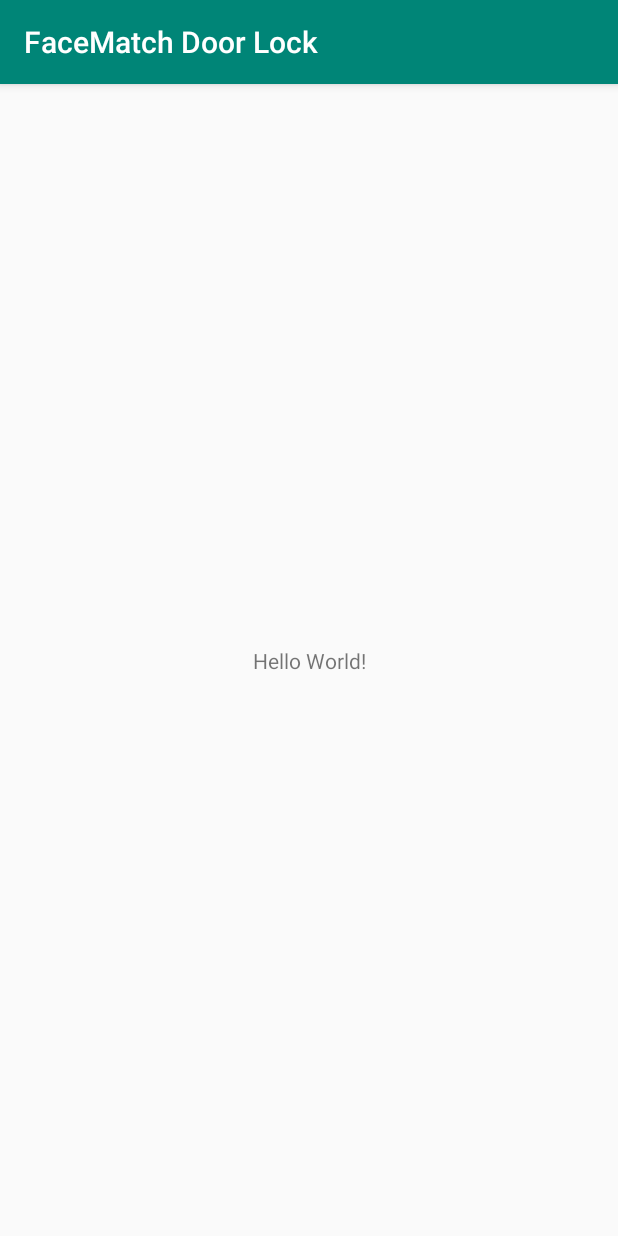
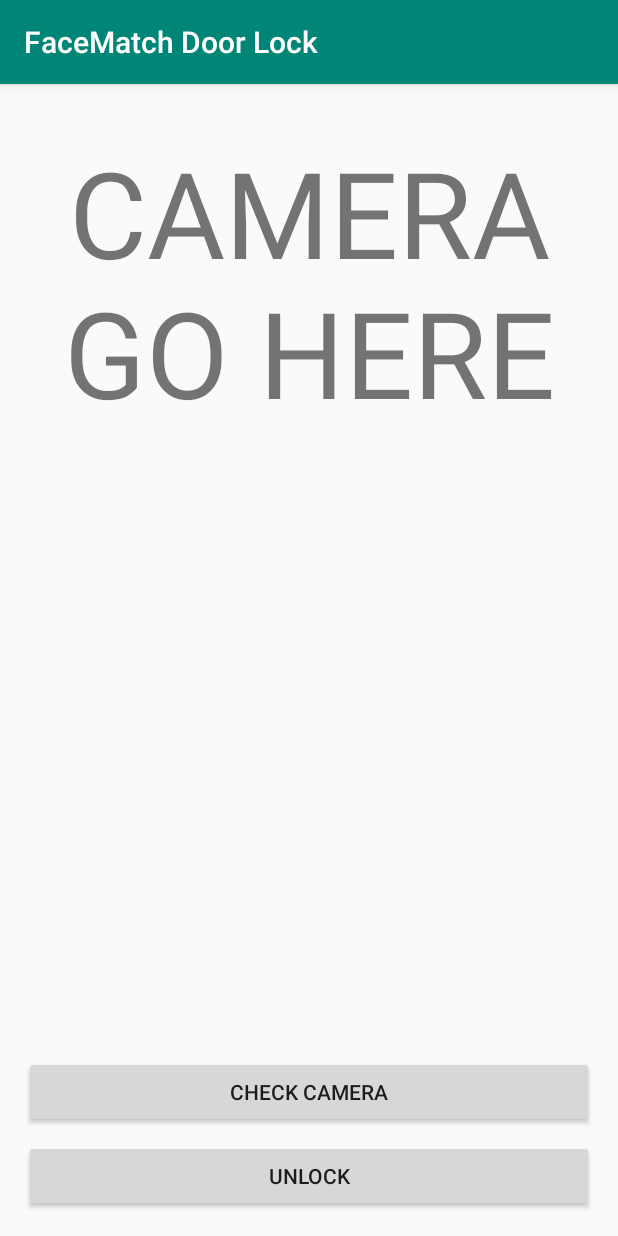
Before and after one commit to albero94/20_mystery-men, an Android app: the screen it shows after launch (MainActivity), on a phone screen of 412 x 824 dp. Run offline under Robolectric (Android 15) with nearby library versions, the light colour scheme and no system bars; libraries missing offline, so code that uses them is left out: org.jetbrains.anko.

Commit message:
basic app communication with pi

```diff
--- a/android/app/build.gradle
+++ b/android/app/build.gradle
@@ -32,4 +32,6 @@ dependencies {
     testImplementation 'junit:junit:4.12'
     androidTestImplementation 'androidx.test.ext:junit:1.1.0'
     androidTestImplementation 'androidx.test.espresso:espresso-core:3.1.1'
+    implementation 'com.squareup.okhttp3:okhttp:4.1.0'
+    implementation 'org.jetbrains.anko:anko-common:0.9'
 }
--- a/android/app/src/main/AndroidManifest.xml
+++ b/android/app/src/main/AndroidManifest.xml
@@ -1,6 +1,7 @@
 <?xml version="1.0" encoding="utf-8"?>
 <manifest xmlns:android="http://schemas.android.com/apk/res/android"
     package="com.example.facematchdoorlock">
+    <uses-permission android:name="android.permission.INTERNET" />
 
     <application
         android:allowBackup="true"
@@ -8,7 +9,9 @@
         android:label="@string/app_name"
         android:roundIcon="@mipmap/ic_launcher_round"
         android:supportsRtl="true"
-        android:theme="@style/AppTheme">
+        android:theme="@style/AppTheme"
+        android:usesCleartextTraffic="true">
+
         <activity android:name=".MainActivity">
             <intent-filter>
                 <action android:name="android.intent.action.MAIN" />
--- /dev/null
+++ b/android/app/src/main/java/com/example/facematchdoorlock/APImanager.kt
@@ -0,0 +1,18 @@
+package com.example.facematchdoorlock
+
+import java.util.concurrent.TimeUnit
+import okhttp3.OkHttpClient
+
+class APImanager{
+    public val okHttpClient: OkHttpClient
+
+    init {
+        val builder = OkHttpClient.Builder()
+
+        builder.connectTimeout(15, TimeUnit.SECONDS)
+        builder.readTimeout(15, TimeUnit.SECONDS)
+        builder.writeTimeout(15, TimeUnit.SECONDS)
+
+        okHttpClient = builder.build()
+    }
+}
--- a/android/app/src/main/java/com/example/facematchdoorlock/MainActivity.kt
+++ b/android/app/src/main/java/com/example/facematchdoorlock/MainActivity.kt
@@ -2,11 +2,46 @@ package com.example.facematchdoorlock
 
 import androidx.appcompat.app.AppCompatActivity
 import android.os.Bundle
+import android.view.View
+import android.widget.Button
+import android.widget.Toast
+import okhttp3.Request
+import org.jetbrains.anko.doAsync
 
 class MainActivity : AppCompatActivity() {
+
+    lateinit var unlockButton: Button
+
+    lateinit var checkButton: Button
 
     override fun onCreate(savedInstanceState: Bundle?) {
         super.onCreate(savedInstanceState)
         setContentView(R.layout.activity_main)
+
+        unlockButton = findViewById(R.id.unlockButton)
+        checkButton = findViewById(R.id.checkButton)
+        val manager = APImanager()
+
+        unlockButton.setOnClickListener { view: View ->
+            val request = Request.Builder()
+                .url("http://192.168.86.41:5002/unlock")
+                .build()
+            doAsync {
+                val response = manager.okHttpClient.newCall(request).execute()
+                //val message = response.isSuccessful.toString()
+                runOnUiThread{Toast.makeText(this@MainActivity, response.toString(), Toast.LENGTH_LONG).show()}
+            }
+        }
+
+        checkButton.setOnClickListener { view: View ->
+            val request = Request.Builder()
+                .url("http://192.168.86.41:5002/checkdoor")
+                .build()
+            doAsync {
+                val response = manager.okHttpClient.newCall(request).execute()
+                //val message = response.isSuccessful.toString()
+                runOnUiThread{Toast.makeText(this@MainActivity, response.toString(), Toast.LENGTH_LONG).show()}
+            }
+        }
     }
 }
--- a/android/app/src/main/res/layout/activity_main.xml
+++ b/android/app/src/main/res/layout/activity_main.xml
@@ -6,13 +6,41 @@
     android:layout_height="match_parent"
     tools:context=".MainActivity">
 
+    <Button
+        android:id="@+id/unlockButton"
+        android:layout_width="0dp"
+        android:layout_height="wrap_content"
+        android:layout_marginStart="16dp"
+        android:layout_marginEnd="16dp"
+        android:layout_marginBottom="16dp"
+        android:text="Unlock"
+        app:layout_constraintBottom_toBottomOf="parent"
+        app:layout_constraintEnd_toEndOf="parent"
+        app:layout_constraintStart_toStartOf="parent" />
+
+    <Button
+        android:id="@+id/checkButton"
+        android:layout_width="0dp"
+        android:layout_height="wrap_content"
+        android:layout_marginStart="16dp"
+        android:layout_marginEnd="16dp"
+        android:layout_marginBottom="8dp"
+        android:text="Check Camera"
+        app:layout_constraintBottom_toTopOf="@+id/unlockButton"
+        app:layout_constraintEnd_toEndOf="parent"
+        app:layout_constraintHorizontal_bias="1.0"
+        app:layout_constraintStart_toStartOf="parent" />
+
     <TextView
+        android:id="@+id/textView"
         android:layout_width="wrap_content"
         android:layout_height="wrap_content"
-        android:text="Hello World!"
-        app:layout_constraintBottom_toBottomOf="parent"
-        app:layout_constraintLeft_toLeftOf="parent"
-        app:layout_constraintRight_toRightOf="parent"
+        android:layout_marginTop="32dp"
+        android:text="CAMERA GO HERE"
+        android:textAlignment="center"
+        android:textSize="80sp"
+        app:layout_constraintEnd_toEndOf="parent"
+        app:layout_constraintStart_toStartOf="parent"
         app:layout_constraintTop_toTopOf="parent" />
 
 </androidx.constraintlayout.widget.ConstraintLayout>
```
